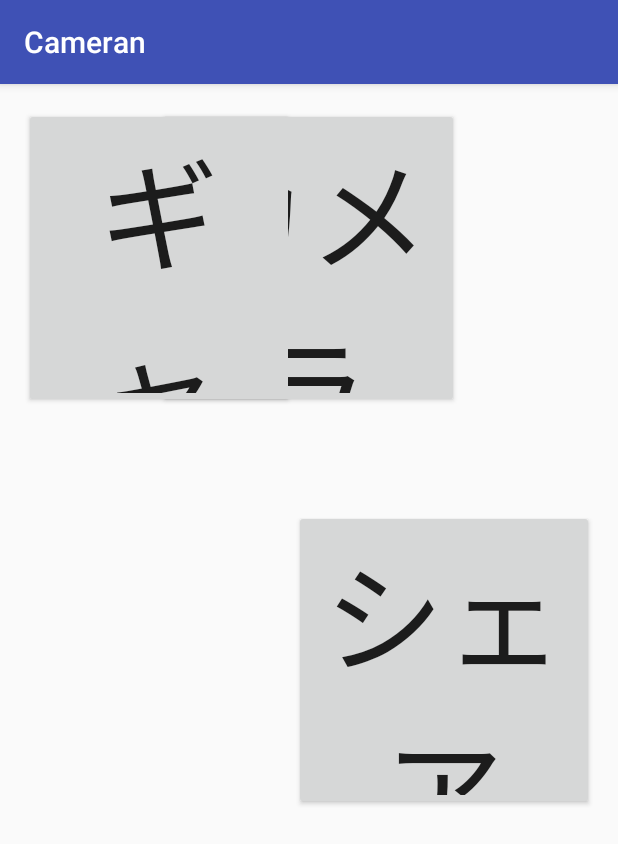
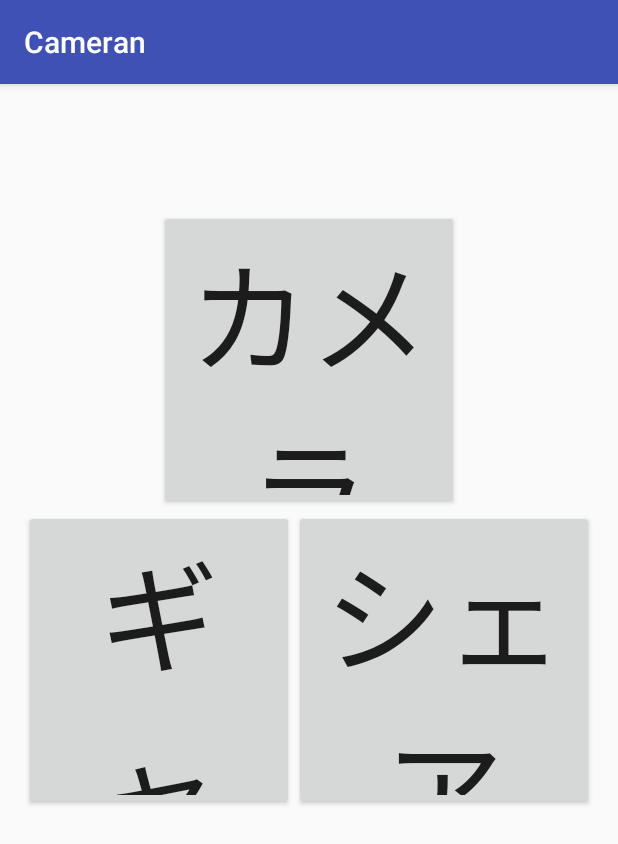
Before and after one commit to AzumiSemi/photoshare, an Android app: the screen it shows after launch (MainActivity), on a phone screen of 412 x 824 dp. Shown: the top 844 px of the screen. Run offline under Robolectric (Android 15) with nearby library versions, the phone set to English and light mode, and no system bars; libraries missing offline, so code that uses them is left out: com.adobe.creativesdk; 1 statement that could not run was skipped.

Commit message:
no message

```diff
--- a/app/src/main/res/layout/activity_main.xml
+++ b/app/src/main/res/layout/activity_main.xml
@@ -15,9 +15,9 @@
         android:layout_width="200dp"
         android:layout_height="200dp"
         android:text="カメラ"
-        android:textSize="80dip"
-        android:layout_alignTop="@+id/gallery"
-        android:layout_centerHorizontal="true" />
+        android:textSize="80sp"
+        android:layout_above="@+id/gallery"
+        android:layout_centerInParent="true" />
 
     <Button
         android:id="@+id/gallery"
@@ -25,19 +25,17 @@
         android:layout_height="200dp"
         android:layout_gravity="center"
         android:text="ギャラリー"
-        android:textSize="80dip"
-        android:layout_toLeftOf="@+id/share"
-        android:layout_alignParentLeft="true"
-        android:layout_alignParentStart="true" />
+        android:textSize="80sp"
+        android:layout_centerVertical="true"
+        android:layout_toLeftOf="@+id/share" />
 
     <Button
         android:id="@+id/share"
         android:layout_width="200dp"
         android:layout_height="200dp"
         android:text="シェア"
-        android:textSize="80dip"
+        android:textSize="80sp"
         android:layout_centerVertical="true"
-        android:layout_alignParentRight="true"
-        android:layout_alignParentEnd="true" />
+        android:layout_alignParentRight="true" />
 
 </RelativeLayout>
```
